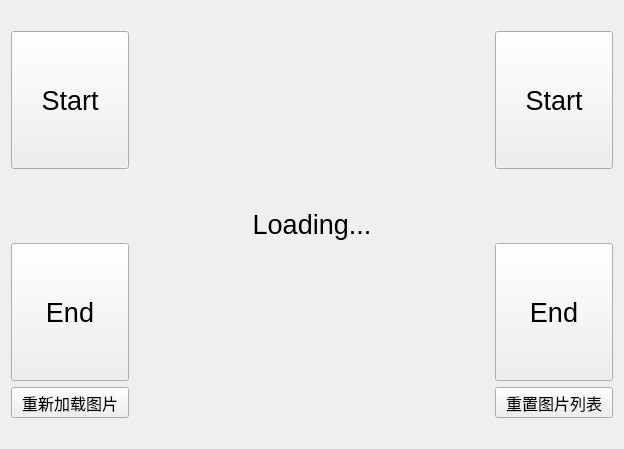
The window that main.ui (flt6/0603) describes before a commit, drawn with Qt 5.
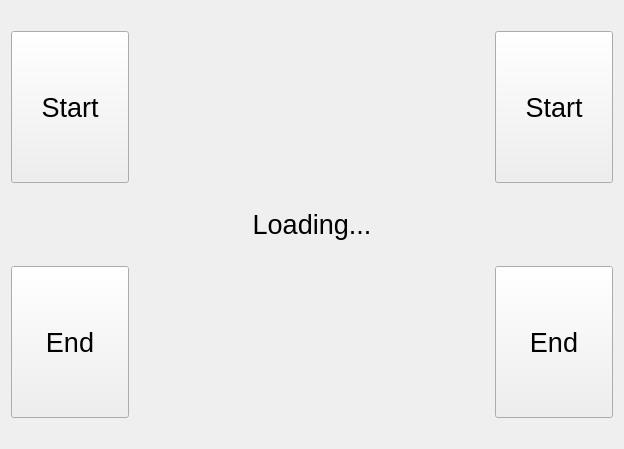
The same window after the commit.

Diff of the .ui file:
```diff
--- a/main.ui
+++ b/main.ui
@@ -22,7 +22,7 @@
    <item>
     <layout class="QHBoxLayout" name="horizontalLayout" stretch="1,3,1">
      <item>
-      <layout class="QVBoxLayout" name="verticalLayout" stretch="2,1,2,0">
+      <layout class="QVBoxLayout" name="verticalLayout" stretch="2,1,2">
        <property name="topMargin">
         <number>20</number>
        </property>
@@ -114,24 +114,6 @@
          </property>
         </widget>
        </item>
-       <item>
-        <widget class="QToolButton" name="reload">
-         <property name="sizePolicy">
-          <sizepolicy hsizetype="Preferred" vsizetype="Preferred">
-           <horstretch>0</horstretch>
-           <verstretch>0</verstretch>
-          </sizepolicy>
-         </property>
-         <property name="font">
-          <font>
-           <pointsize>12</pointsize>
-          </font>
-         </property>
-         <property name="text">
-          <string>重新加载图片</string>
-         </property>
-        </widget>
-       </item>
       </layout>
      </item>
      <item>
@@ -156,7 +138,7 @@
       </widget>
      </item>
      <item>
-      <layout class="QVBoxLayout" name="verticalLayout_2" stretch="2,1,2,0">
+      <layout class="QVBoxLayout" name="verticalLayout_2" stretch="2,1,2">
        <property name="topMargin">
         <number>20</number>
        </property>
@@ -233,24 +215,6 @@
          </property>
         </widget>
        </item>
-       <item>
-        <widget class="QToolButton" name="reset">
-         <property name="sizePolicy">
-          <sizepolicy hsizetype="Preferred" vsizetype="Preferred">
-           <horstretch>0</horstretch>
-           <verstretch>0</verstretch>
-          </sizepolicy>
-         </property>
-         <property name="font">
-          <font>
-           <pointsize>12</pointsize>
-          </font>
-         </property>
-         <property name="text">
-          <string>重置图片列表</string>
-         </property>
-        </widget>
-       </item>
       </layout>
      </item>
     </layout>
```
